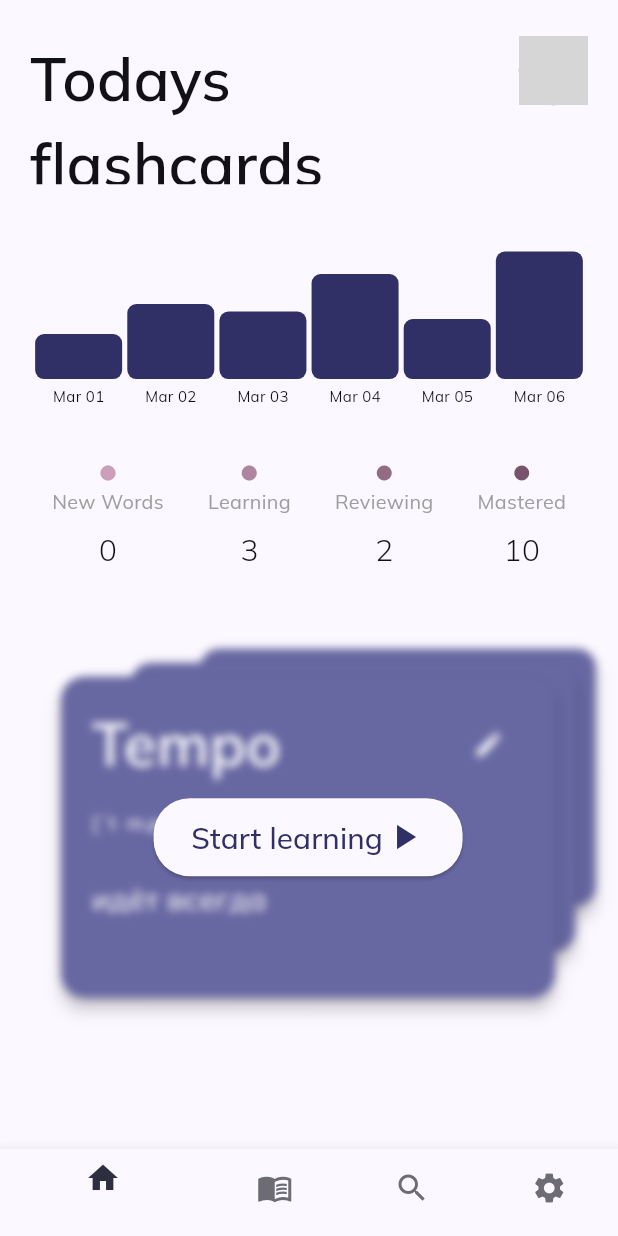
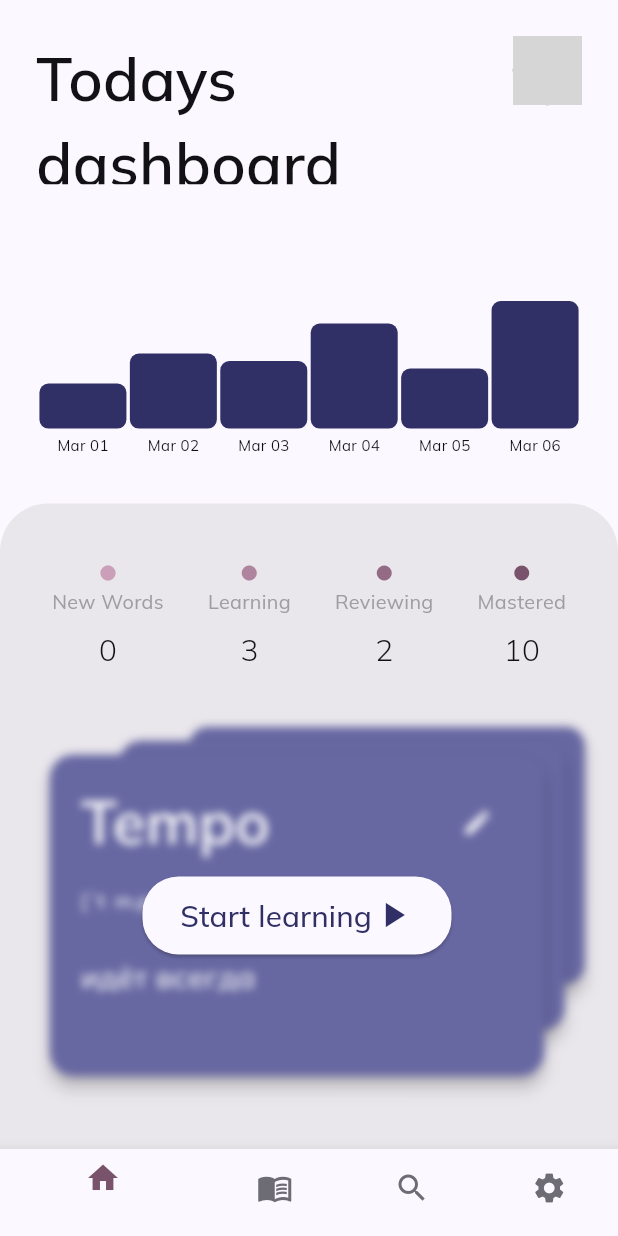
Before and after one commit to Alex-Yu21/flashcards, a Flutter app: the screen it shows after launch, on a phone screen of 412 x 824 dp. Run offline on Flutter 3.47's test engine with Material 3 defaults, Android fonts, the phone set to English and light mode, and no system bars; drawn by our look-alikes of flutter_card_swiper; our stand-ins replace google_fonts; network calls fail; grey boxes are pictures that could not be loaded.

Commit message:
style: finished home screen layout

```diff
--- a/lib/presentation/screens/home_screen/home_screen.dart
+++ b/lib/presentation/screens/home_screen/home_screen.dart
@@ -1,3 +1,4 @@
+import 'package:flashcards/core/theme/app_colors.dart';
 import 'package:flashcards/presentation/extensions/context_extensions.dart';
 import 'package:flashcards/presentation/screens/home_screen/widgets/start_learning_card_swiper_widget.dart';
 import 'package:flashcards/presentation/screens/home_screen/widgets/progress_bar_widget.dart';
@@ -11,11 +12,27 @@ class HomeScreen extends StatelessWidget {
   Widget build(BuildContext context) {
     final h = context.screenHeight;
     final w = context.screenWidth;
+    final colors = Theme.of(context).colorScheme;
+
     return Scaffold(
-      bottomNavigationBar: const _BottomNavigation(),
+      backgroundColor: colors.surface,
+      bottomNavigationBar: BottomNavigationBar(
+        backgroundColor: colors.onSurfaceVariant,
+        selectedItemColor: AppColors.tertiary40,
+        unselectedItemColor: colors.outlineVariant,
+        currentIndex: 0,
+        items: const [
+          BottomNavigationBarItem(icon: Icon(Icons.home), label: ''),
+          BottomNavigationBarItem(icon: Icon(Icons.menu_book), label: ''),
+          BottomNavigationBarItem(icon: Icon(Icons.search), label: ''),
+          BottomNavigationBarItem(icon: Icon(Icons.settings), label: ''),
+        ],
+      ),
       body: SafeArea(
-        child: Padding(
-          padding: const EdgeInsets.symmetric(horizontal: 20),
+        child: Column(
+          children: [
+            Padding(
+              padding: const EdgeInsets.symmetric(horizontal: 24),
               child: Column(
                 crossAxisAlignment: CrossAxisAlignment.start,
                 children: [
@@ -25,19 +42,47 @@ class HomeScreen extends StatelessWidget {
                     child: _header(height: h, context: context),
                   ),
                   const SizedBox(height: 24),
-              SizedBox(height: h * 0.16, child: ProgressBar()),
-              SizedBox(
-                height: h * 0.16,
-                child: StatusOverview(learning: 3, reviewing: 2, mastered: 10),
+                  SizedBox(height: h * 0.20, child: ProgressBarWidget()),
+                  const SizedBox(height: 24),
+                ],
               ),
-              const SizedBox(height: 24),
-              SizedBox(
+            ),
+            Expanded(
+              child: Container(
+                width: double.infinity,
+                decoration: BoxDecoration(
+                  color: Colors.grey.withOpacity(0.2),
+                  borderRadius: const BorderRadius.only(
+                    topLeft: Radius.circular(32),
+                    topRight: Radius.circular(32),
+                  ),
+                ),
+                child: Column(
+                  children: [
+                    Padding(
+                      padding: const EdgeInsets.symmetric(
+                        horizontal: 20,
+                        vertical: 24,
+                      ),
+                      child: StatusOverviewWidget(
+                        learning: 3,
+                        reviewing: 2,
+                        mastered: 10,
+                      ),
+                    ),
+                    Padding(
+                      padding: const EdgeInsets.only(right: 16),
+                      child: SizedBox(
                         height: h * 0.3,
                         width: w * 0.9,
-                child: StartLearningCardSwiper(w: w),
+                        child: StartLearningCardSwiperWidget(w: w),
+                      ),
                     ),
                   ],
                 ),
+              ),
+            ),
+          ],
         ),
       ),
     );
@@ -48,28 +93,12 @@ class HomeScreen extends StatelessWidget {
       mainAxisAlignment: MainAxisAlignment.spaceBetween,
       crossAxisAlignment: CrossAxisAlignment.start,
       children: [
-        Text('Todays\nflashcards', style: context.headerStyle),
-        CircleAvatar(radius: height * 0.028, backgroundImage: NetworkImage('')),
+        Text('Todays\ndashboard', style: context.headerStyle),
+        CircleAvatar(
+          radius: height * 0.028,
+          backgroundImage: const NetworkImage(''),
+        ),
       ],
     );
   }
 }
-
-class _BottomNavigation extends StatelessWidget {
-  const _BottomNavigation();
-
-  @override
-  Widget build(BuildContext context) {
-    return BottomNavigationBar(
-      selectedItemColor: Theme.of(context).colorScheme.primaryFixed,
-      unselectedItemColor: Theme.of(context).colorScheme.outlineVariant,
-      currentIndex: 0,
-      items: const [
-        BottomNavigationBarItem(icon: Icon(Icons.home), label: ''),
-        BottomNavigationBarItem(icon: Icon(Icons.menu_book), label: ''),
-        BottomNavigationBarItem(icon: Icon(Icons.search), label: ''),
-        BottomNavigationBarItem(icon: Icon(Icons.settings), label: ''),
-      ],
-    );
-  }
-}
--- a/lib/presentation/screens/home_screen/widgets/progress_bar_widget.dart
+++ b/lib/presentation/screens/home_screen/widgets/progress_bar_widget.dart
@@ -1,7 +1,7 @@
 import 'package:flutter/material.dart';
 
-class ProgressBar extends StatelessWidget {
-  const ProgressBar({super.key});
+class ProgressBarWidget extends StatelessWidget {
+  const ProgressBarWidget({super.key});
   @override
   Widget build(BuildContext context) {
     return Container(
--- a/lib/presentation/screens/home_screen/widgets/start_learning_card_swiper_widget.dart
+++ b/lib/presentation/screens/home_screen/widgets/start_learning_card_swiper_widget.dart
@@ -6,8 +6,8 @@ import 'package:flashcards/presentation/widgets/flashcard_widget.dart';
 import 'package:flutter/material.dart';
 import 'package:flutter_card_swiper/flutter_card_swiper.dart';
 
-class StartLearningCardSwiper extends StatelessWidget {
-  const StartLearningCardSwiper({super.key, required this.w});
+class StartLearningCardSwiperWidget extends StatelessWidget {
+  const StartLearningCardSwiperWidget({super.key, required this.w});
 
   final double w;
 
@@ -25,7 +25,6 @@ class StartLearningCardSwiper extends StatelessWidget {
             cardBuilder:
                 (context, index, percentThresholdX, percentThresholdY) =>
                     FlashcardWidget(flashcard: dummyFlashcards.last),
-            // TODO  isLoop: false, и окно со статистикой сколько помнит сколько нужно повторить с кнопкой ок и переходом на предыдущий экран
             padding: EdgeInsets.zero,
           ),
         ),
--- a/lib/presentation/screens/home_screen/widgets/status_overview_widget.dart
+++ b/lib/presentation/screens/home_screen/widgets/status_overview_widget.dart
@@ -2,8 +2,8 @@ import 'package:flashcards/core/theme/app_colors.dart';
 import 'package:flutter/material.dart';
 import 'package:flashcards/presentation/extensions/context_extensions.dart';
 
-class StatusOverview extends StatelessWidget {
-  const StatusOverview({
+class StatusOverviewWidget extends StatelessWidget {
+  const StatusOverviewWidget({
     super.key,
     this.newWords = 0,
     this.learning = 0,
@@ -19,10 +19,7 @@ class StatusOverview extends StatelessWidget {
   @override
   Widget build(BuildContext context) {
     return Container(
-      decoration: BoxDecoration(
-        color: Theme.of(context).cardColor,
-        borderRadius: BorderRadius.circular(16),
-      ),
+      decoration: BoxDecoration(borderRadius: BorderRadius.circular(16)),
       padding: const EdgeInsets.symmetric(vertical: 16),
       child: Row(
         mainAxisAlignment: MainAxisAlignment.spaceAround,
```
Lines whose indentation alone changed are shown as unchanged.
